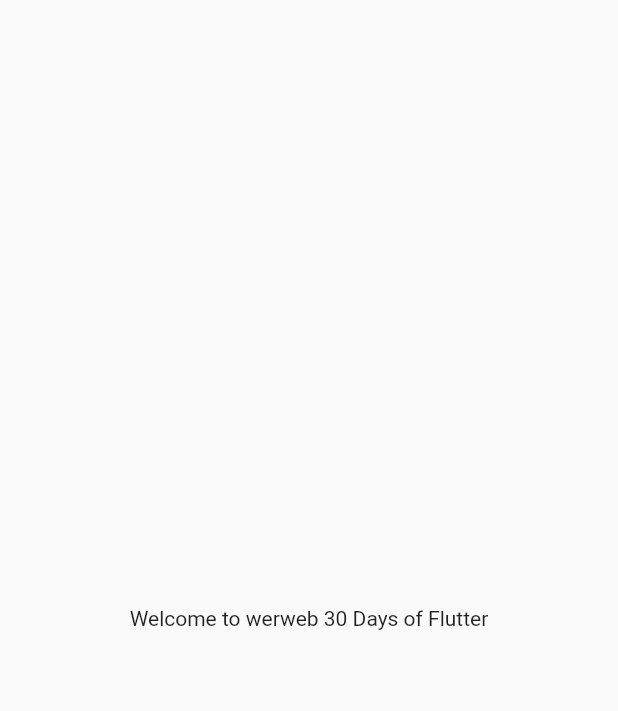
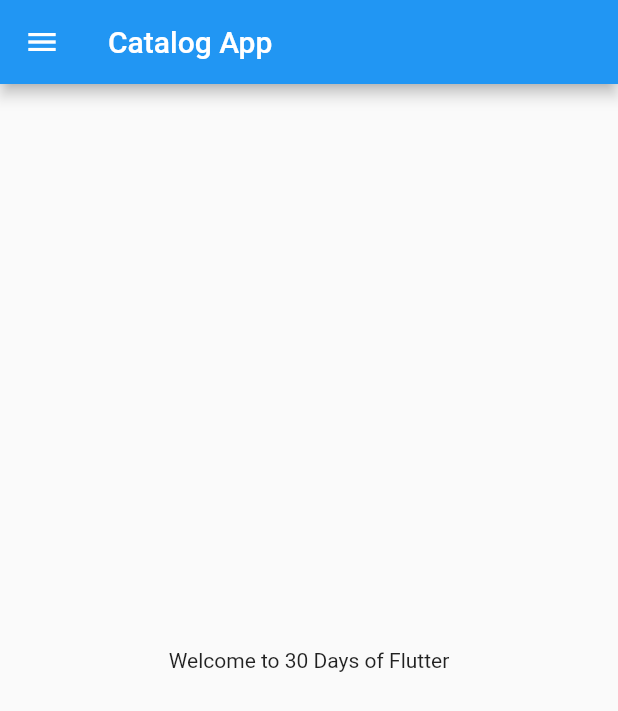
Before and after one commit to himanshugullaiya/flutterTutorials, a Flutter app: the screen it shows after launch, on a phone screen of 412 x 824 dp. Shown: the top 711 px of the screen. Run offline on Flutter 3.47's test engine with Material 2 defaults, Android fonts, the phone set to English and light mode, and no system bars.

Commit message:
Day 2 Completed

```diff
--- /dev/null
+++ b/flutter_catalog/lib/homepage.dart
@@ -0,0 +1,20 @@
+import 'package:flutter/material.dart';
+
+class HomePage extends StatelessWidget {
+  const HomePage({Key? key}) : super(key: key);
+
+  @override
+  Widget build(BuildContext context) {
+    return Scaffold(
+      appBar: AppBar(
+        title: Text('Catalog App'),
+      ),
+      body: Center(
+        child: Container(
+          child: Text("Welcome to 30 Days of Flutter"),
+        ),
+      ),
+      drawer: Drawer(),
+    );
+  }
+}
--- a/flutter_catalog/lib/main.dart
+++ b/flutter_catalog/lib/main.dart
@@ -1,21 +1,18 @@
 import 'package:flutter/material.dart';
+import 'package:flutter_catalog/homepage.dart';
+import 'homepage.dart';
 
 void main() {
   runApp(MyApp());
 }
 
 class MyApp extends StatelessWidget {
-  // const MyApp({Key ke}) : super(key: key);
+  const MyApp({Key? key}) : super(key: key);
+
   @override
   Widget build(BuildContext context) {
     return MaterialApp(
-      home: Material(
-        child: Center(
-          child: Container(
-            child: Text("Welcome to werweb 30 Days of Flutter"),
-          ),
-        ),
-      ),
-    );
+      home: HomePage(),
+    ); //MaterialApp
   }
 }
```
